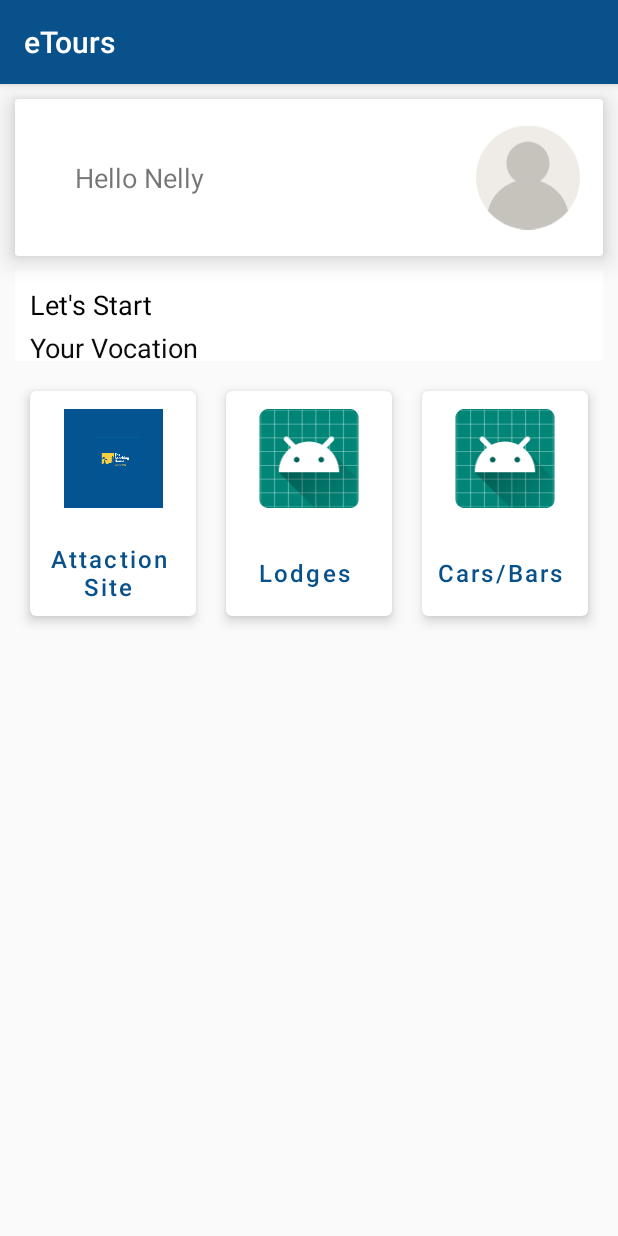
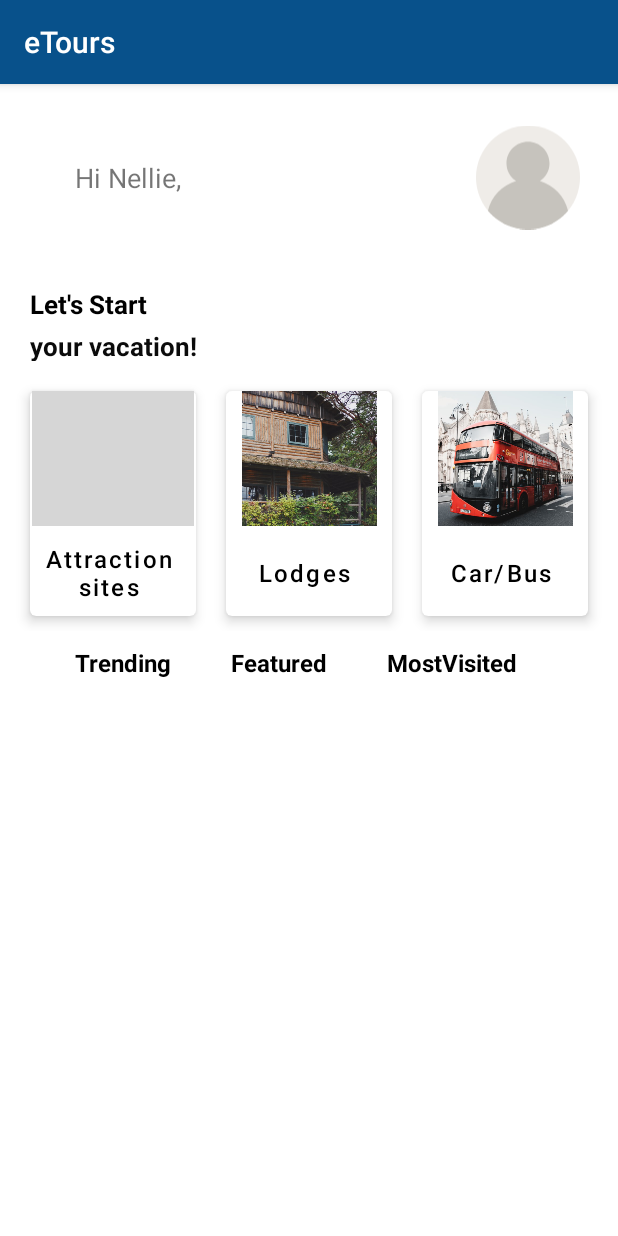
Before and after one commit to Rodgerhenryson/eTours, an Android app: the vacation screen opened directly, with no data from a screen before it, on a phone screen of 412 x 824 dp. Run offline under Robolectric (Android 15) with nearby library versions, the phone set to English and light mode, and no system bars; grey boxes are pictures that could not be loaded.

Commit message:
linearLayout orientation

```diff
--- a/app/src/main/java/com/example/etours/MainActivity.java
+++ b/app/src/main/java/com/example/etours/MainActivity.java
@@ -23,5 +23,11 @@ public class MainActivity extends AppCompatActivity {
                 startActivity(new Intent(MainActivity.this,registerActivity.class));
             }
         });
+        SignIn.setOnClickListener(new View.OnClickListener() {
+            @Override
+            public void onClick(View v) {
+                startActivity(new Intent(MainActivity.this,vacation.class));
+            }
+        });
     }
 }
--- a/app/src/main/res/layout/activity_vacation.xml
+++ b/app/src/main/res/layout/activity_vacation.xml
@@ -4,6 +4,7 @@
     xmlns:tools="http://schemas.android.com/tools"
     android:layout_width="match_parent"
     android:orientation="vertical"
+    android:background="#FFFFFF"
     android:layout_height="match_parent"
     tools:context=".vacation">
     <LinearLayout
@@ -11,17 +12,12 @@
         android:layout_height="wrap_content"
         android:orientation="vertical">
 
-        <androidx.cardview.widget.CardView
-            android:layout_width="match_parent"
-            android:layout_height="match_parent"
-            android:layout_marginTop="5dp"
-            android:layout_marginBottom="10dp"
-            android:layout_margin="10dp"
-            app:cardElevation="10dp">
 
             <LinearLayout
                 android:layout_width="match_parent"
                 android:layout_height="match_parent"
+                android:layout_margin="10dp"
+                android:background="#FFFFFF"
                 android:orientation="vertical">
 
                 <LinearLayout
@@ -40,7 +36,7 @@
                             android:gravity="center"
                             android:layout_margin="30dp"
                             android:textSize="18sp"
-                            android:text="Hello Nelly "/>
+                            android:text="Hi Nellie, "/>
                     </FrameLayout>
 
                     <FrameLayout
@@ -66,7 +62,7 @@
 
 
 
-        </androidx.cardview.widget.CardView>
+
 
         <LinearLayout
             android:layout_width="match_parent"
@@ -89,10 +85,11 @@
                     android:layout_gravity="center_vertical|start"
                     android:layout_marginLeft="10dp"
                     android:layout_marginTop="10dp"
+                    android:textStyle="bold"
                     android:layout_marginBottom="4dp"
                     android:textColor="#000000"
                     android:text="@string/start"
-                    android:textSize="18sp"/>
+                    android:textSize="17sp"/>
 
                 <LinearLayout
                     android:layout_width="wrap_content"
@@ -105,9 +102,10 @@
                         android:id="@+id/tvBorrowedLoanStatus"
                         android:layout_width="wrap_content"
                         android:layout_height="wrap_content"
-                        android:text="@string/your_cation"
+                        android:text="your vacation!"
                         android:textColor="#0b0b0b"
-                        android:textSize="18sp" />
+                        android:textStyle="bold"
+                        android:textSize="17sp" />
                 </LinearLayout>
 
             </LinearLayout>
@@ -130,32 +128,23 @@
                     android:layout_marginTop="10dp"
                     android:layout_marginBottom="10dp"
                     android:layout_weight="1"
-                    android:background="@drawable/background"
+                    android:background="#FFFFFF"
                     app:cardCornerRadius="4dp"
                     app:cardElevation="5dp">
 
                     <LinearLayout
                         android:layout_width="match_parent"
                         android:layout_height="match_parent"
-                        android:layout_gravity="center_vertical"
                         android:orientation="vertical">
 
 
                         <ImageView
                             android:layout_width="match_parent"
                             android:layout_height="90dp"
-                            android:layout_gravity="center|center_vertical"
-                            android:layout_marginStart="8dp"
-                            android:layout_marginEnd="8dp"
-                            android:layout_weight="0"
-                            android:src="@drawable/newww"
-                            android:fontFamily="sans-serif"
-                            android:gravity="center"
-                            android:padding="12dp"
-                           android:text="@string/sign_up"
-                           android:textColor="@color/colorPrimary"
-                            android:textSize="18sp" />
-
+                            android:layout_marginStart="1dp"
+                            android:layout_marginEnd="1dp"
+                            android:layout_marginLeft="1dp"
+                            android:src="@drawable/elephantsquare"/>
                         <TextView
                             style="@style/Widget.MaterialComponents.Button.TextButton"
                             android:layout_width="match_parent"
@@ -168,14 +157,15 @@
                             android:paddingStart="1dp"
                             android:paddingLeft="0dp"
                             android:paddingBottom="2dp"
-                          android:text="@string/attraction_site"
+                          android:text="Attraction sites"
                             android:textAllCaps="false"
-                           android:textColor="@color/colorPrimary"
+                           android:textColor="@color/black"
                             android:textSize="16sp" />
 
 
                     </LinearLayout>
                 </androidx.cardview.widget.CardView>
+
 
 
                 <androidx.cardview.widget.CardView
@@ -201,17 +191,10 @@
                         <ImageView
                             android:layout_width="match_parent"
                             android:layout_height="90dp"
-                            android:layout_gravity="center|center_vertical"
-                            android:layout_marginStart="8dp"
-                            android:layout_marginEnd="8dp"
-                            android:layout_weight="0"
-                            android:src="@mipmap/ic_launcher"
-                            android:fontFamily="sans-serif"
-                            android:gravity="center"
-                            android:padding="12dp"
-                            android:text="@string/sign_up"
-                            android:textColor="@color/colorPrimary"
-                            android:textSize="18sp" />
+                            android:layout_marginStart="1dp"
+                            android:layout_marginEnd="1dp"
+                            android:layout_marginLeft="1dp"
+                            android:src="@drawable/homee"/>
 
 
                         <TextView
@@ -228,7 +211,7 @@
                             android:paddingBottom="2dp"
                             android:text="@string/lodges"
                             android:textAllCaps="false"
-                            android:textColor="@color/colorPrimary"
+                            android:textColor="@color/black"
                             android:textSize="16sp" />
 
                     </LinearLayout>
@@ -258,17 +241,10 @@
                         <ImageView
                             android:layout_width="match_parent"
                             android:layout_height="90dp"
-                            android:layout_gravity="center|center_vertical"
-                            android:layout_marginStart="8dp"
-                            android:layout_marginEnd="8dp"
-                            android:layout_weight="0"
-                            android:src="@mipmap/ic_launcher"
-                            android:fontFamily="sans-serif"
-                            android:gravity="center"
-                            android:padding="12dp"
-                            android:text="@string/sign_up"
-                            android:textColor="@color/colorPrimary"
-                            android:textSize="18sp" />
+                            android:layout_marginStart="1dp"
+                            android:layout_marginEnd="1dp"
+                            android:layout_marginLeft="1dp"
+                            android:src="@drawable/vehicle"/>
 
 
                         <TextView
@@ -283,14 +259,55 @@
                             android:paddingStart="1dp"
                             android:paddingLeft="0dp"
                             android:paddingBottom="2dp"
-                            android:text="@string/car_bars"
+                            android:text="Car/Bus"
                             android:textAllCaps="false"
-                            android:textColor="@color/colorPrimary"
+                            android:textColor="@color/black"
                             android:textSize="16sp" />
+
 
                     </LinearLayout>
                 </androidx.cardview.widget.CardView>
 
     </LinearLayout>
     </LinearLayout>
+    <LinearLayout
+        android:layout_width="match_parent"
+        android:layout_height="wrap_content"
+        android:orientation="horizontal"
+        android:paddingLeft="50dp"
+        android:paddingRight="50dp">
+
+        <TextView
+            android:id="@+id/Trending"
+            android:layout_width="0dp"
+            android:layout_height="wrap_content"
+            android:layout_weight="1"
+            android:buttonTint="@android:color/black"
+            android:text="Trending"
+            android:textSize="16dp"
+            android:textStyle="bold"
+            android:textColor="@android:color/black" />
+        <TextView
+            android:id="@+id/Featured"
+            android:layout_width="0dp"
+            android:layout_height="wrap_content"
+            android:layout_weight="1"
+            android:buttonTint="@android:color/black"
+            android:text="Featured"
+            android:textSize="16dp"
+            android:textStyle="bold"
+            android:textColor="@android:color/black" />
+
+        <TextView
+            android:id="@+id/mostVisits"
+            android:layout_width="0dp"
+            android:layout_height="wrap_content"
+            android:layout_weight="1"
+            android:buttonTint="@android:color/black"
+            android:text="MostVisited"
+            android:textSize="16dp"
+            android:textStyle="bold"
+            android:textColor="@android:color/black" />
+    </LinearLayout>
+
 </LinearLayout>
--- a/app/src/main/res/values/colors.xml
+++ b/app/src/main/res/values/colors.xml
@@ -4,5 +4,6 @@
     <color name="colorPrimaryDark">#094153</color>
     <color name="colorAccent">#D81B60</color>
     <color name="colorButton">#f0e2e1</color>
+    <color name="black">#000000</color>
 
 </resources>
```
Also changed, not shown: app/src/main/res/drawable/bus.png (added), app/src/main/res/drawable/cars.png (added), app/src/main/res/drawable/elephant.png (added), app/src/main/res/drawable/homee.png (added), app/src/main/res/drawable/hotel.png (added), app/src/main/res/drawable/lodge.png (added), app/src/main/res/drawable/resort.png (added), app/src/main/res/drawable/vehicle.png (added).
